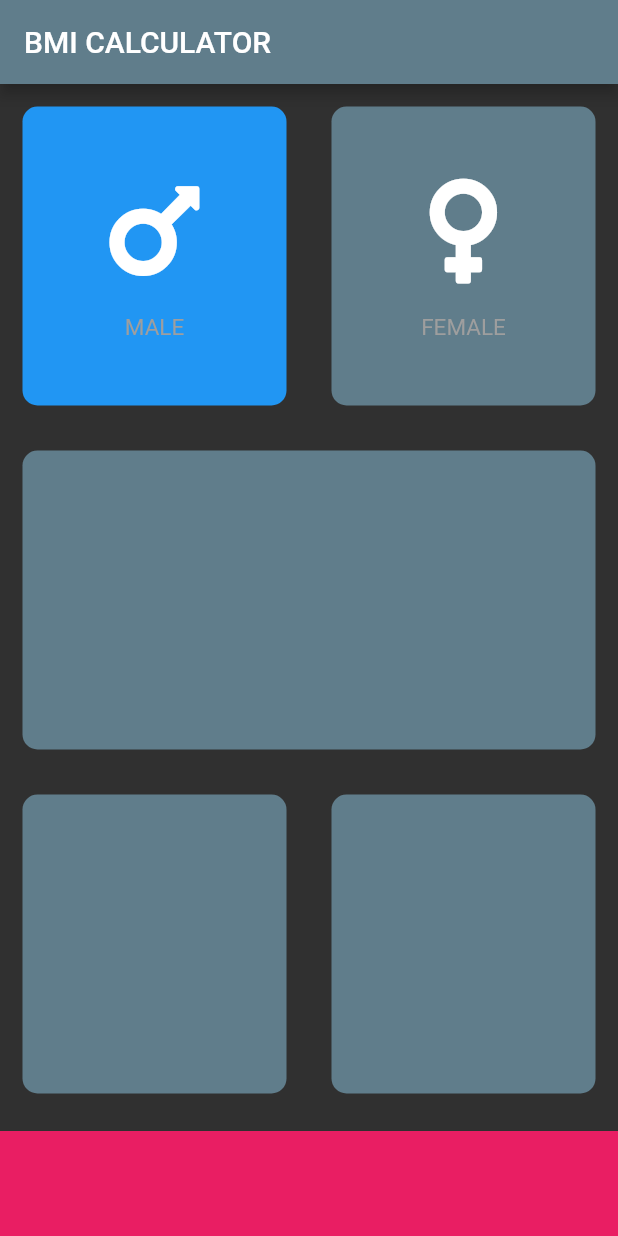
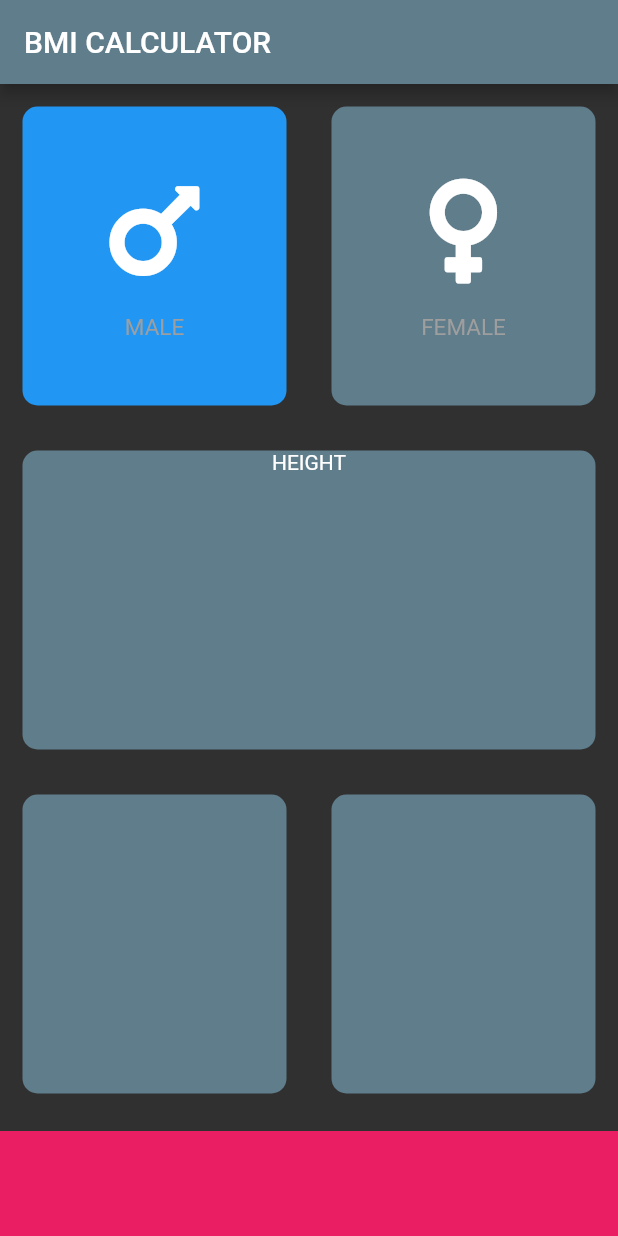
Before and after one commit to PaulDudsdeemaytha/bmi-calculator-flutter, a Flutter app: the screen it shows after launch, after a tap on "MALE", on a phone screen of 412 x 824 dp. Run offline on Flutter 3.47's test engine with Material 2 defaults, Android fonts, the phone set to English and light mode, and no system bars; our stand-ins replace font_awesome_flutter.

Commit message:
created a constants file to store all my constants

```diff
--- /dev/null
+++ b/lib/constants.dart
@@ -0,0 +1,11 @@
+import 'package:flutter/material.dart';
+
+const labelTextStyle = TextStyle(
+  fontSize: 15,
+  color: Colors.grey,
+);
+
+const bottomContainerHeight = 70.0;
+const cardColor = Colors.blueGrey;
+const bottomContainerColor = Colors.pink;
+const activeCardColor = Colors.blue;
--- a/lib/input_page.dart
+++ b/lib/input_page.dart
@@ -2,11 +2,8 @@ import 'package:flutter/material.dart';
 import 'package:font_awesome_flutter/font_awesome_flutter.dart';
 import 'reusableCard.dart';
 import 'reusableIcon.dart';
+import 'constants.dart';
 
-const bottomContainerHeight = 70.0;
-const cardColor = Colors.blueGrey;
-const bottomContainerColor = Colors.pink;
-const activeCardColor = Colors.blue;
 enum Gender { male, female }
 
 class InputPage extends StatefulWidget {
@@ -15,28 +12,7 @@ class InputPage extends StatefulWidget {
 }
 
 class _InputPageState extends State<InputPage> {
-  Color maleCardColor = cardColor;
-  Color femaleCardColor = cardColor;
-//male card pressed
-  void updateColor(Gender selectedGender) {
-    if (selectedGender == Gender.male) {
-      if (maleCardColor == cardColor) {
-        maleCardColor = activeCardColor;
-        femaleCardColor = cardColor;
-      } else {
-        maleCardColor = cardColor;
-      }
-    }
-//female card pressed
-    if (selectedGender == Gender.female) {
-      if (femaleCardColor == cardColor) {
-        femaleCardColor = activeCardColor;
-        maleCardColor = cardColor;
-      } else {
-        femaleCardColor = cardColor;
-      }
-    }
-  }
+  var selectedGender;
 
   @override
   Widget build(BuildContext context) {
@@ -50,36 +26,34 @@ class _InputPageState extends State<InputPage> {
             child: Row(
               children: <Widget>[
                 Expanded(
-                  child: GestureDetector(
-                    onTap: () {
-                      print('Male Button Pressed!');
+                  child: new ReusableCard(
+                    onPress: () {
                       setState(() {
-                        updateColor(Gender.male);
+                        selectedGender = Gender.male;
                       });
                     },
-                    child: new ReusableCard(
-                      colour: maleCardColor,
+                    colour: selectedGender == Gender.male
+                        ? activeCardColor
+                        : cardColor,
                     cardChild: new ReusableIcon(
                       icon: FontAwesomeIcons.mars,
                       myText: 'MALE',
                     ),
                   ),
                 ),
-                ),
                 Expanded(
-                  child: GestureDetector(
-                    onTap: () {
-                      print('Female Button Pressed');
+                  child: new ReusableCard(
+                    onPress: () {
                       setState(() {
-                        updateColor(Gender.female);
+                        selectedGender = Gender.female;
                       });
                     },
-                    child: new ReusableCard(
-                      colour: femaleCardColor,
+                    colour: selectedGender == Gender.female
+                        ? activeCardColor
+                        : cardColor,
                     cardChild: ReusableIcon(
                       icon: FontAwesomeIcons.venus,
                       myText: 'FEMALE',
-                      ),
                     ),
                   ),
                 ),
@@ -92,6 +66,13 @@ class _InputPageState extends State<InputPage> {
                 Expanded(
                   child: new ReusableCard(
                     colour: cardColor,
+                    cardChild: Column(
+                      children: <Widget>[
+                        Text(
+                          'HEIGHT',
+                        )
+                      ],
+                    ),
                   ),
                 )
               ],
--- a/lib/reusableCard.dart
+++ b/lib/reusableCard.dart
@@ -3,16 +3,21 @@ import 'package:flutter/material.dart';
 class ReusableCard extends StatelessWidget {
   final Color colour;
   final Widget cardChild;
-  ReusableCard({@required this.colour, this.cardChild});
+  final Function onPress;
+
+  ReusableCard({@required this.colour, this.cardChild, this.onPress});
 
   @override
   Widget build(BuildContext context) {
-    return Container(
-      child: cardChild,
-      margin: EdgeInsets.all(15),
-      decoration: BoxDecoration(
-        borderRadius: BorderRadius.circular(10),
-        color: colour,
+    return GestureDetector(
+      onTap: onPress,
+      child: Container(
+        child: cardChild,
+        margin: EdgeInsets.all(15),
+        decoration: BoxDecoration(
+          borderRadius: BorderRadius.circular(10),
+          color: colour,
+        ),
       ),
     );
   }
--- a/lib/reusableIcon.dart
+++ b/lib/reusableIcon.dart
@@ -1,4 +1,5 @@
 import 'package:flutter/material.dart';
+import 'constants.dart';
 
 class ReusableIcon extends StatelessWidget {
   final String myText;
@@ -19,10 +20,7 @@ class ReusableIcon extends StatelessWidget {
         ),
         Text(
           myText,
-          style: TextStyle(
-            fontSize: 15,
-            color: Colors.grey,
-          ),
+          style: labelTextStyle,
         )
       ],
     );
```
Lines whose indentation alone changed are shown as unchanged.
